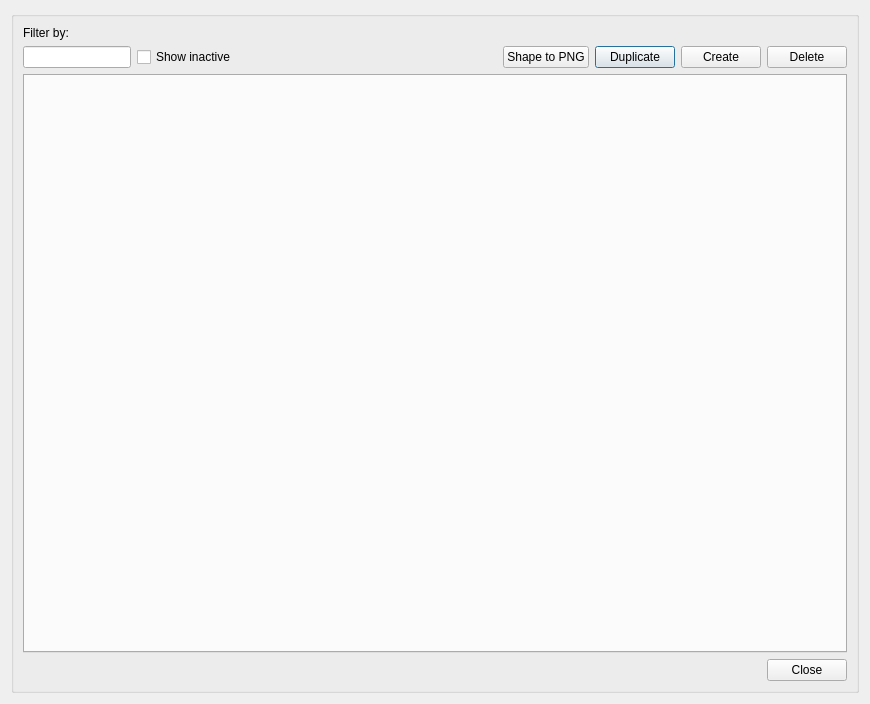
This is core/ui/toolbars/epa/nonvisual_manager.ui in Giswater/giswater_qgis_plugin as Qt 5 draws it before an edit. The edited form follows.
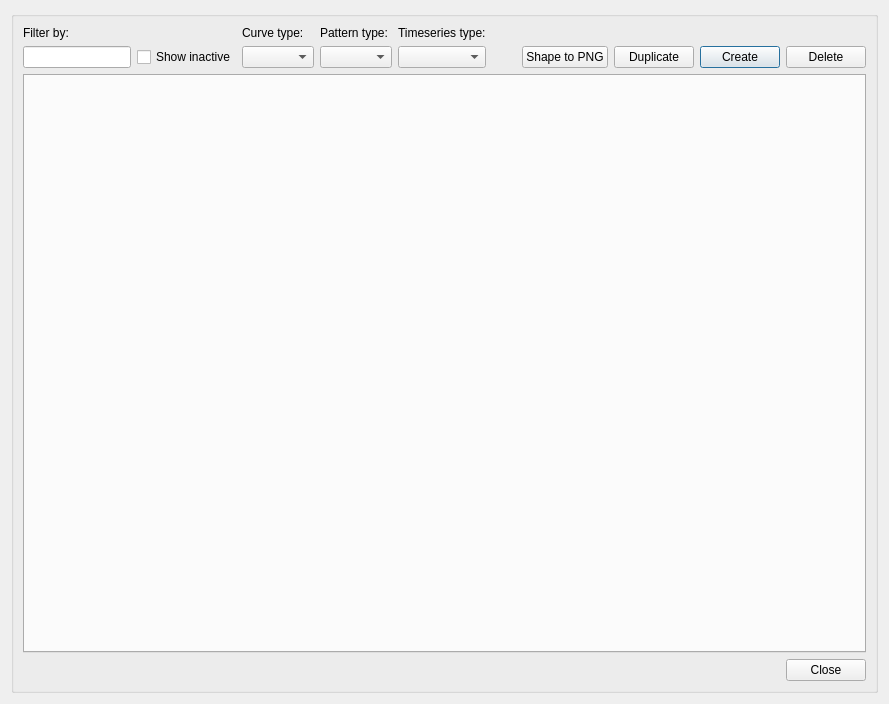
This is the edited form.

Commit message: Enhancement: add more filters to non-visual objects

What changed in the file:
```diff
--- a/core/ui/toolbars/epa/nonvisual_manager.ui
+++ b/core/ui/toolbars/epa/nonvisual_manager.ui
@@ -20,7 +20,37 @@
       <string/>
      </property>
      <layout class="QGridLayout" name="gridLayout_3">
-      <item row="1" column="4">
+      <item row="0" column="2">
+       <widget class="QLabel" name="lbl_curve_type">
+        <property name="text">
+         <string>Curve type:</string>
+        </property>
+       </widget>
+      </item>
+      <item row="1" column="3">
+       <widget class="QComboBox" name="cmb_pattern_type"/>
+      </item>
+      <item row="0" column="3">
+       <widget class="QLabel" name="lbl_pattern_type">
+        <property name="text">
+         <string>Pattern type:</string>
+        </property>
+       </widget>
+      </item>
+      <item row="1" column="12">
+       <widget class="QPushButton" name="btn_create">
+        <property name="sizePolicy">
+         <sizepolicy hsizetype="Fixed" vsizetype="Fixed">
+          <horstretch>0</horstretch>
+          <verstretch>0</verstretch>
+         </sizepolicy>
+        </property>
+        <property name="text">
+         <string>Create</string>
+        </property>
+       </widget>
+      </item>
+      <item row="1" column="8">
        <spacer name="horizontalSpacer_2">
         <property name="orientation">
          <enum>Qt::Horizontal</enum>
@@ -36,20 +66,7 @@
         </property>
        </spacer>
       </item>
-      <item row="1" column="7">
-       <widget class="QPushButton" name="btn_duplicate">
-        <property name="sizePolicy">
-         <sizepolicy hsizetype="Fixed" vsizetype="Fixed">
-          <horstretch>0</horstretch>
-          <verstretch>0</verstretch>
-         </sizepolicy>
-        </property>
-        <property name="text">
-         <string>Duplicate</string>
-        </property>
-       </widget>
-      </item>
-      <item row="1" column="9">
+      <item row="1" column="13">
        <widget class="QPushButton" name="btn_delete">
         <property name="sizePolicy">
          <sizepolicy hsizetype="Fixed" vsizetype="Fixed">
@@ -88,25 +105,41 @@
         </property>
        </widget>
       </item>
-      <item row="1" column="6">
+      <item row="3" column="0">
+       <spacer name="horizontalSpacer">
+        <property name="orientation">
+         <enum>Qt::Horizontal</enum>
+        </property>
+        <property name="sizeHint" stdset="0">
+         <size>
+          <width>40</width>
+          <height>20</height>
+         </size>
+        </property>
+       </spacer>
+      </item>
+      <item row="1" column="11">
+       <widget class="QPushButton" name="btn_duplicate">
+        <property name="sizePolicy">
+         <sizepolicy hsizetype="Fixed" vsizetype="Fixed">
+          <horstretch>0</horstretch>
+          <verstretch>0</verstretch>
+         </sizepolicy>
+        </property>
+        <property name="text">
+         <string>Duplicate</string>
+        </property>
+       </widget>
+      </item>
+      <item row="1" column="10">
        <widget class="QPushButton" name="btn_print">
         <property name="text">
          <string>Shape to PNG</string>
         </property>
        </widget>
       </item>
-      <item row="1" column="8">
-       <widget class="QPushButton" name="btn_create">
-        <property name="sizePolicy">
-         <sizepolicy hsizetype="Fixed" vsizetype="Fixed">
-          <horstretch>0</horstretch>
-          <verstretch>0</verstretch>
-         </sizepolicy>
-        </property>
-        <property name="text">
-         <string>Create</string>
-        </property>
-       </widget>
+      <item row="1" column="2">
+       <widget class="QComboBox" name="cmb_curve_type"/>
       </item>
       <item row="0" column="0">
        <widget class="QLabel" name="lbl_filter">
@@ -115,7 +148,7 @@
         </property>
        </widget>
       </item>
-      <item row="2" column="0" colspan="10">
+      <item row="2" column="0" colspan="14">
        <widget class="QTabWidget" name="main_tab">
         <property name="sizePolicy">
          <sizepolicy hsizetype="Expanding" vsizetype="Expanding">
@@ -128,13 +161,23 @@
         </property>
        </widget>
       </item>
-      <item row="3" column="9">
+      <item row="3" column="13">
        <widget class="QPushButton" name="btn_cancel">
         <property name="text">
          <string>Close</string>
         </property>
        </widget>
       </item>
+      <item row="1" column="4">
+       <widget class="QComboBox" name="cmb_timser_type"/>
+      </item>
+      <item row="0" column="4">
+       <widget class="QLabel" name="lbl_timser_type">
+        <property name="text">
+         <string>Timeseries type:</string>
+        </property>
+       </widget>
+      </item>
       <item row="1" column="1">
        <widget class="QCheckBox" name="chk_active">
         <property name="sizePolicy">
```
Left out of the diff: 13 changed lines with no effect on the pictures. The commit also changes 1 other file.
